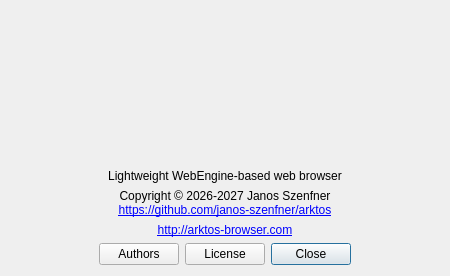
Before: the Qt Designer form src/aboutdialog.ui in IT-Space-2026/arktos, drawn with Qt 5.
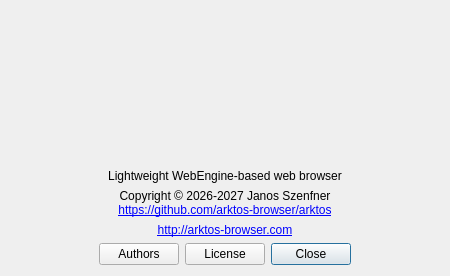
After: the same form once the commit is applied.

Commit message:
move canonical repo to github.com/arktos-browser/arktos
Update every user-visible repo reference after the move to the
arktos-browser org: update-checker release endpoint, About-dialog
link (+ all locale .ts copies), README, man page, debian copyright,
rpm spec URL, flatpak metainfo homepage/bugtracker, and the
tst_dialogs assertion.

Historical ChangeLog entries keep the old path as a record.

Generated with [Devin](https://devin.ai)

Patch:
```diff
--- a/src/aboutdialog.ui
+++ b/src/aboutdialog.ui
@@ -138,7 +138,7 @@
 p, li { white-space: pre-wrap; }
 &lt;/style&gt;&lt;/head&gt;&lt;body style=&quot;font-size:9pt;&quot;&gt;
 &lt;p style=&quot; margin-top:0px; margin-bottom:0px; margin-left:0px; margin-right:0px; -qt-block-indent:0; text-indent:0px;&quot;&gt;Copyright © 2026-2027 Janos Szenfner&lt;/p&gt;
-&lt;p style=&quot; margin-top:0px; margin-bottom:0px; margin-left:0px; margin-right:0px; -qt-block-indent:0; text-indent:0px;&quot;&gt;&lt;a href=&quot;https://github.com/janos-szenfner/arktos&quot;&gt;&lt;span style=&quot; text-decoration: underline;&quot;&gt;https://github.com/janos-szenfner/arktos&lt;/span&gt;&lt;/a&gt;&lt;/p&gt;&lt;/body&gt;&lt;/html&gt;</string>
+&lt;p style=&quot; margin-top:0px; margin-bottom:0px; margin-left:0px; margin-right:0px; -qt-block-indent:0; text-indent:0px;&quot;&gt;&lt;a href=&quot;https://github.com/arktos-browser/arktos&quot;&gt;&lt;span style=&quot; text-decoration: underline;&quot;&gt;https://github.com/arktos-browser/arktos&lt;/span&gt;&lt;/a&gt;&lt;/p&gt;&lt;/body&gt;&lt;/html&gt;</string>
      </property>
      <property name="alignment">
       <set>Qt::AlignCenter</set>
```
The commit also changes 30 other files.
